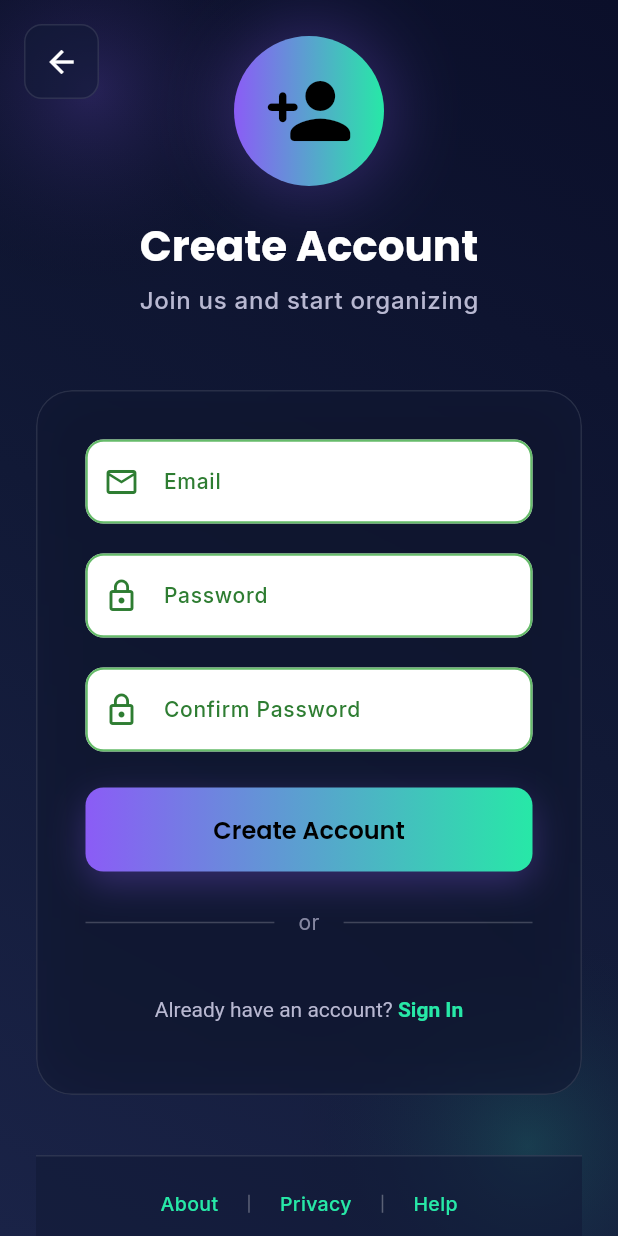
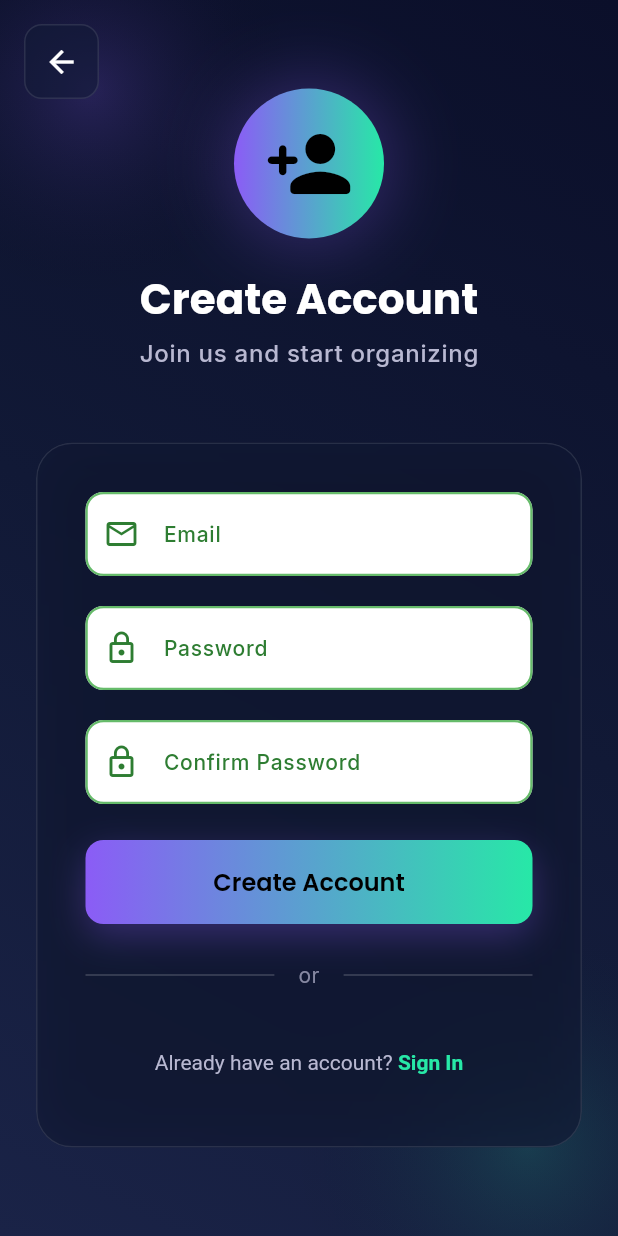
Before and after one commit to Blendgashi05/ai-mobile-Blend-Gashi, a Flutter app: the SignupScreen screen opened directly, on a phone screen of 412 x 824 dp. Run offline on Flutter 3.47's test engine with Material 3 defaults, Android fonts, the phone set to English and light mode, and no system bars; our stand-ins replace google_fonts, supabase_flutter; accounts and stored records are empty.

Commit message:
Remove footer from all application screens
Removes the AppFooter widget and associated imports from login, signup, and shopping list screens. Deletes the AppFooter widget file entirely.

Replit-Commit-Author: Agent
Replit-Commit-Session-Id: 5399b2b5-a3a9-4dc6-b2fa-9b62b701f228
Replit-Commit-Checkpoint-Type: full_checkpoint
Replit-Commit-Event-Id: 8f10ee17-0626-48c0-9588-cd06dd61a553
Replit-Commit-Screenshot-Url: https://storage.googleapis.com/screenshot-production-us-central1/4afc6041-1f44-4610-8c22-e997fb2d165f/5399b2b5-a3a9-4dc6-b2fa-9b62b701f228/gGGsoSM

```diff
--- a/lib/screens/login_screen.dart
+++ b/lib/screens/login_screen.dart
@@ -1,7 +1,6 @@
 import 'package:flutter/material.dart';
 import 'dart:ui';
 import '../services/supabase_service.dart';
-import '../widgets/app_footer.dart';
 import 'signup_screen.dart';
 import 'shopping_lists_screen.dart';
 
@@ -413,10 +412,6 @@ class _LoginScreenState extends State<LoginScreen> with SingleTickerProviderStat
                           ),
                         ),
                       ),
-                      const SizedBox(height: 40),
-
-                      // Footer
-                      const AppFooter(),
                     ],
                   ),
                 ),
--- a/lib/screens/shopping_lists_screen.dart
+++ b/lib/screens/shopping_lists_screen.dart
@@ -1,7 +1,6 @@
 import 'package:flutter/material.dart';
 import '../models/shopping_list.dart';
 import '../services/supabase_service.dart';
-import '../widgets/app_footer.dart';
 import '../widgets/custom_button.dart';
 import '../widgets/custom_text_field.dart';
 import 'shopping_list_detail_screen.dart';
@@ -204,10 +203,7 @@ class _ShoppingListsScreenState extends State<ShoppingListsScreen> {
           ),
         ],
       ),
-      body: Column(
-        children: [
-          Expanded(
-            child: _isLoading
+      body: _isLoading
           ? const Center(child: CircularProgressIndicator())
           : _errorMessage != null
               ? Center(
@@ -323,10 +319,6 @@ class _ShoppingListsScreenState extends State<ShoppingListsScreen> {
                         },
                       ),
                     ),
-          ),
-          const AppFooter(),
-        ],
-      ),
       floatingActionButton: FloatingActionButton(
         onPressed: () => _showListDialog(),
         child: const Icon(Icons.add),
--- a/lib/screens/signup_screen.dart
+++ b/lib/screens/signup_screen.dart
@@ -1,7 +1,6 @@
 import 'package:flutter/material.dart';
 import 'dart:ui';
 import '../services/supabase_service.dart';
-import '../widgets/app_footer.dart';
 import 'shopping_lists_screen.dart';
 
 class SignupScreen extends StatefulWidget {
@@ -466,10 +465,6 @@ class _SignupScreenState extends State<SignupScreen> with SingleTickerProviderSt
                                 ),
                               ),
                             ),
-                            const SizedBox(height: 40),
-
-                            // Footer
-                            const AppFooter(),
                           ],
                         ),
                       ),
--- a/lib/widgets/app_footer.dart
+++ /dev/null
@@ -1,102 +0,0 @@
-import 'package:flutter/material.dart';
-import 'package:google_fonts/google_fonts.dart';
-
-class AppFooter extends StatelessWidget {
-  const AppFooter({super.key});
-
-  @override
-  Widget build(BuildContext context) {
-    return Container(
-      padding: const EdgeInsets.symmetric(vertical: 20, horizontal: 24),
-      decoration: BoxDecoration(
-        color: const Color(0xFF111936).withOpacity(0.6),
-        border: Border(
-          top: BorderSide(
-            color: Colors.white.withOpacity(0.1),
-            width: 1,
-          ),
-        ),
-      ),
-      child: Column(
-        mainAxisSize: MainAxisSize.min,
-        children: [
-          Row(
-            mainAxisAlignment: MainAxisAlignment.center,
-            children: [
-              _buildFooterLink(context, 'About', () {}),
-              const SizedBox(width: 16),
-              Container(
-                width: 1,
-                height: 12,
-                color: Colors.white.withOpacity(0.3),
-              ),
-              const SizedBox(width: 16),
-              _buildFooterLink(context, 'Privacy', () {}),
-              const SizedBox(width: 16),
-              Container(
-                width: 1,
-                height: 12,
-                color: Colors.white.withOpacity(0.3),
-              ),
-              const SizedBox(width: 16),
-              _buildFooterLink(context, 'Help', () {}),
-            ],
-          ),
-          const SizedBox(height: 12),
-          Row(
-            mainAxisAlignment: MainAxisAlignment.center,
-            children: [
-              Icon(
-                Icons.shopping_bag_outlined,
-                size: 16,
-                color: const Color(0xFF27E8A7),
-              ),
-              const SizedBox(width: 8),
-              Text(
-                '© 2025 Shopping List',
-                style: GoogleFonts.inter(
-                  fontSize: 13,
-                  color: const Color(0xFFB8B8D1),
-                  fontWeight: FontWeight.w400,
-                ),
-              ),
-            ],
-          ),
-          const SizedBox(height: 8),
-          ShaderMask(
-            shaderCallback: (bounds) => const LinearGradient(
-              colors: [Color(0xFF27E8A7), Color(0xFF8B5CF6)],
-            ).createShader(bounds),
-            child: Text(
-              'Made with Flutter',
-              style: GoogleFonts.inter(
-                fontSize: 12,
-                color: Colors.white,
-                fontWeight: FontWeight.w500,
-              ),
-            ),
-          ),
-        ],
-      ),
-    );
-  }
-
-  Widget _buildFooterLink(BuildContext context, String text, VoidCallback onTap) {
-    return InkWell(
-      onTap: onTap,
-      borderRadius: BorderRadius.circular(4),
-      child: Padding(
-        padding: const EdgeInsets.symmetric(horizontal: 4, vertical: 2),
-        child: Text(
-          text,
-          style: GoogleFonts.inter(
-            fontSize: 13,
-            color: const Color(0xFF27E8A7),
-            fontWeight: FontWeight.w500,
-            decoration: TextDecoration.none,
-          ),
-        ),
-      ),
-    );
-  }
-}
```
Lines whose indentation alone changed are shown as unchanged.
